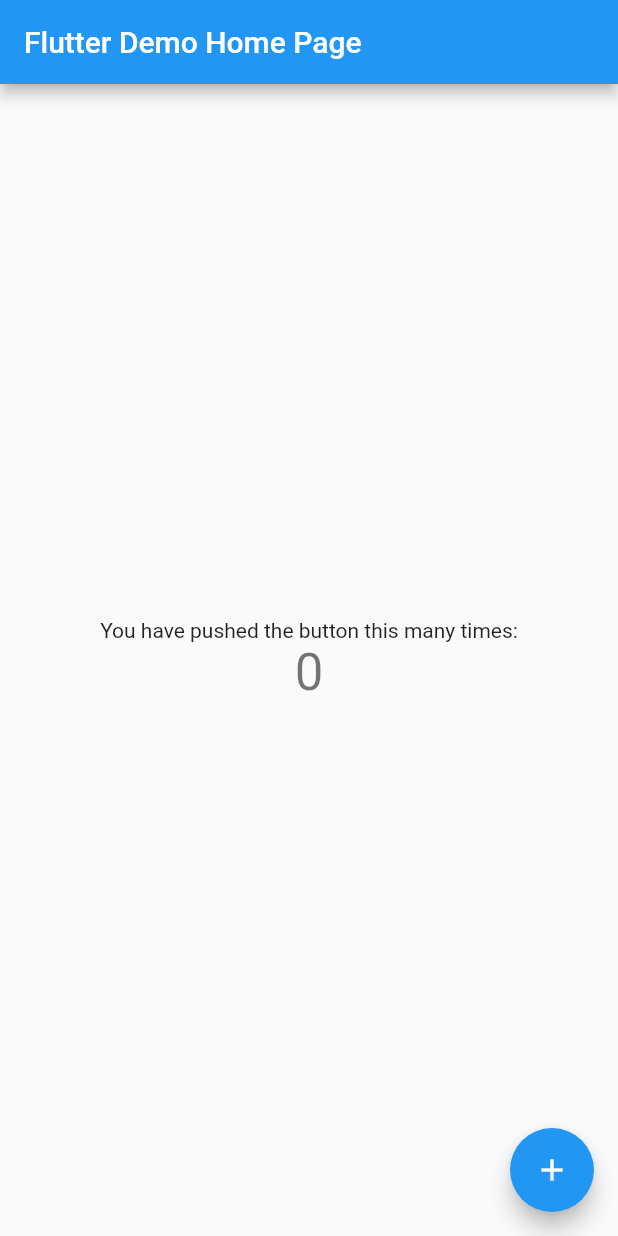
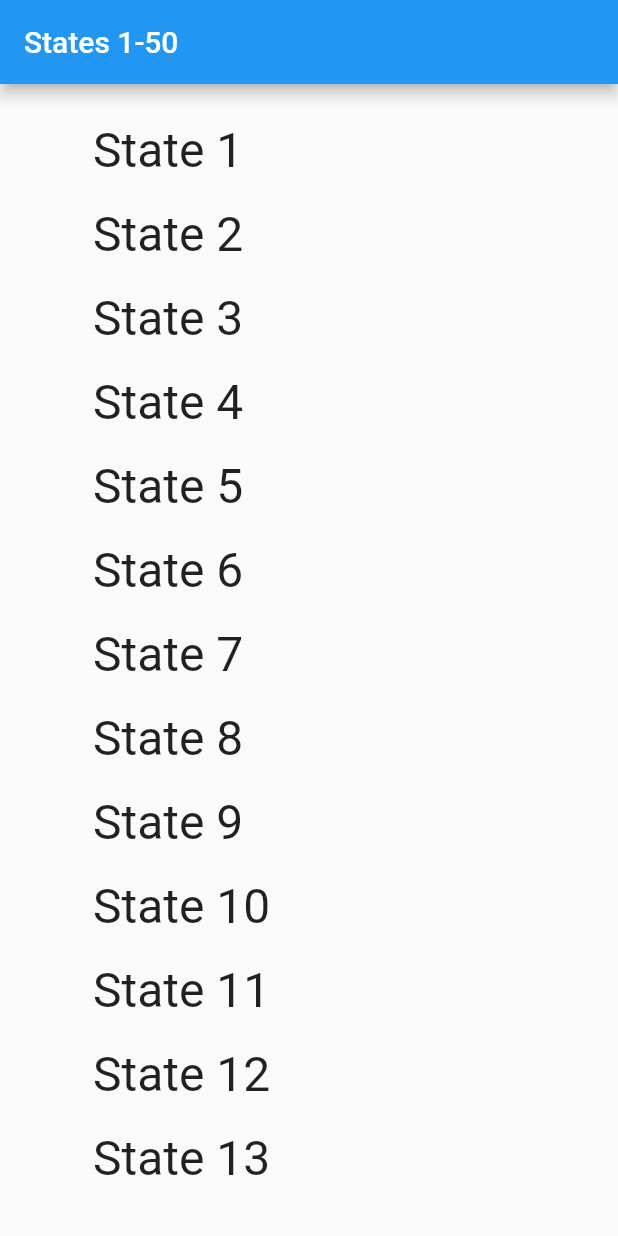
Before and after one commit to austimkelly/riverdata-flutter, a Flutter app: the screen it shows after launch, on a phone screen of 412 x 824 dp. Run offline on Flutter 3.47's test engine with Material 2 defaults, Android fonts, the phone set to English and light mode, and no system bars.

Commit message:
main has changed

```diff
--- a/riverdata/lib/main.dart
+++ b/riverdata/lib/main.dart
@@ -1,115 +1,205 @@
 import 'package:flutter/material.dart';
 
-void main() {
-  runApp(const MyApp());
-}
+void main() => runApp(App08Main());
 
-class MyApp extends StatelessWidget {
-  const MyApp({super.key});
-
-  // This widget is the root of your application.
+class App08Main extends StatelessWidget {
   @override
   Widget build(BuildContext context) {
+    for (var i = 0; i < 25; i++) {}
     return MaterialApp(
-      title: 'Flutter Demo',
-      theme: ThemeData(
-        // This is the theme of your application.
-        //
-        // Try running your application with "flutter run". You'll see the
-        // application has a blue toolbar. Then, without quitting the app, try
-        // changing the primarySwatch below to Colors.green and then invoke
-        // "hot reload" (press "r" in the console where you ran "flutter run",
-        // or simply save your changes to "hot reload" in a Flutter IDE).
-        // Notice that the counter didn't reset back to zero; the application
-        // is not restarted.
-        primarySwatch: Colors.blue,
-      ),
-      home: const MyHomePage(title: 'Flutter Demo Home Page'),
+      home: MovieTitlePage(),
     );
   }
 }
 
-class MyHomePage extends StatefulWidget {
-  const MyHomePage({super.key, required this.title});
+var movies = List<Movie>.empty(
+  growable: true,
+);
 
-  // This widget is the home page of your application. It is stateful, meaning
-  // that it has a State object (defined below) that contains fields that affect
-  // how it looks.
+// Don't forget to show them how to get movie info from db
+// Also, why you don't want the main page to block
 
-  // This class is the configuration for the state. It holds the values (in this
-  // case the title) provided by the parent (in this case the App widget) and
-  // used by the build method of the State. Fields in a Widget subclass are
-  // always marked "final".
+class Movie {
+  int index = 0;
+  bool like = false;
+  bool likeKnown = false;
 
-  final String title;
-
-  @override
-  State<MyHomePage> createState() => _MyHomePageState();
+  Movie(
+      this.index,
+      this.like,
+      this.likeKnown,
+      );
 }
 
-class _MyHomePageState extends State<MyHomePage> {
-  int _counter = 0;
+class MovieTitlePage extends StatefulWidget {
+  @override
+  MovieTitlePageState createState() => MovieTitlePageState();
+}
 
-  void _incrementCounter() {
-    setState(() {
-      // This call to setState tells the Flutter framework that something has
-      // changed in this State, which causes it to rerun the build method below
-      // so that the display can reflect the updated values. If we changed
-      // _counter without calling setState(), then the build method would not be
-      // called again, and so nothing would appear to happen.
-      _counter++;
-    });
+class MovieTitlePageState extends State<MovieTitlePage> {
+  @override
+  initState() {
+    super.initState();
+    for (var i = 1; i <= 50; i++) {
+      movies.add(
+        Movie(
+          i,
+          false,
+          false,
+        ),
+      );
+    }
   }
 
   @override
   Widget build(BuildContext context) {
-    // This method is rerun every time setState is called, for instance as done
-    // by the _incrementCounter method above.
-    //
-    // The Flutter framework has been optimized to make rerunning build methods
-    // fast, so that you can just rebuild anything that needs updating rather
-    // than having to individually change instances of widgets.
     return Scaffold(
       appBar: AppBar(
-        // Here we take the value from the MyHomePage object that was created by
-        // the App.build method, and use it to set our appbar title.
-        title: Text(widget.title),
+        title: Text(
+          'States 1-50',
         ),
-      body: Center(
-        // Center is a layout widget. It takes a single child and positions it
-        // in the middle of the parent.
-        child: Column(
-          // Column is also a layout widget. It takes a list of children and
-          // arranges them vertically. By default, it sizes itself to fit its
-          // children horizontally, and tries to be as tall as its parent.
-          //
-          // Invoke "debug painting" (press "p" in the console, choose the
-          // "Toggle Debug Paint" action from the Flutter Inspector in Android
-          // Studio, or the "Toggle Debug Paint" command in Visual Studio Code)
-          // to see the wireframe for each widget.
-          //
-          // Column has various properties to control how it sizes itself and
-          // how it positions its children. Here we use mainAxisAlignment to
-          // center the children vertically; the main axis here is the vertical
-          // axis because Columns are vertical (the cross axis would be
-          // horizontal).
-          mainAxisAlignment: MainAxisAlignment.center,
+      ),
+      body: Padding(
+        padding: const EdgeInsets.all(16.0),
+        child: Center(
+          child: buildTitlePageCore(),
+        ),
+      ),
+    );
+  }
+
+  goToDetailPage(Movie movie) async {
+    Movie newMovie = await Navigator.push(
+      context,
+      MaterialPageRoute(
+        builder: (context) => DetailPage(),
+        settings: RouteSettings(
+          arguments: movie,
+        ),
+      ),
+    );
+    movie
+      ..index = newMovie.index
+      ..like = newMovie.like
+      ..likeKnown = newMovie.likeKnown;
+    setState(() {});
+  }
+
+  Widget buildTitlePageCore() {
+    return ListView(
       children: <Widget>[
-            const Text(
-              'You have pushed the button this many times:',
+        for (var movie in movies)
+          ListTile(
+            title: Row(
+              children: [
+                SizedBox(
+                  width: 30,
                 ),
                 Text(
-              '$_counter',
-              style: Theme.of(context).textTheme.headline4,
+                  'State ${movie.index}',
+                  textScaleFactor: 2.0,
                 ),
               ],
             ),
+            onTap: () => goToDetailPage(movie),
           ),
-      floatingActionButton: FloatingActionButton(
-        onPressed: _incrementCounter,
-        tooltip: 'Increment',
-        child: const Icon(Icons.add),
-      ), // This trailing comma makes auto-formatting nicer for build methods.
+      ],
     );
   }
 }
+
+class DetailPage extends StatefulWidget {
+  @override
+  State<DetailPage> createState() => _DetailPageState();
+}
+
+class _DetailPageState extends State<DetailPage> {
+  @override
+  Widget build(BuildContext context) {
+    return Scaffold(
+      appBar: AppBar(
+        title: Text(
+          'Details',
+        ),
+      ),
+      body: Padding(
+        padding: const EdgeInsets.all(16.0),
+        child: Center(
+          child: buildDetailPageCore(context),
+        ),
+      ),
+    );
+  }
+
+  var switchState = false;
+  var fromMainPage = true;
+
+  setSwitch(newValue) {
+    fromMainPage = false;
+    setState(() {
+      switchState = newValue;
+    });
+  }
+
+  Widget buildDetailPageCore(context) {
+    var movie = ModalRoute
+        .of(context)!
+        .settings
+        .arguments as Movie;
+    var sequelNumber = movie.index;
+    if (fromMainPage) switchState = movie.like;
+    final overview =
+        'The $sequelNumber${getSuffix(sequelNumber as int)} state in our list ';
+    return Column(
+      crossAxisAlignment: CrossAxisAlignment.center,
+      children: <Widget>[
+        Text(
+          overview,
+          textScaleFactor: 2.0,
+        ),
+        ElevatedButton(
+            child: Text(
+              'Go Back',
+              textScaleFactor: 1.5,
+            ),
+            onPressed: () {
+              Navigator.pop(
+                context,
+                Movie(
+                  sequelNumber,
+                  switchState,
+                  true,
+                ),
+              );
+            }),
+      ],
+    );
+  }
+
+  String getSuffix(int sequelNumber) {
+    String suffix;
+    switch (sequelNumber) {
+      case 1:
+      case 21:
+      case 31:
+      case 41:
+        suffix = 'st';
+        break;
+      case 2:
+      case 22:
+      case 32:
+      case 42:
+        suffix = 'nd';
+        break;
+      case 3:
+      case 23:
+      case 33:
+      case 43:
+        suffix = 'rd';
+        break;
+      default:
+        suffix = 'th';
+    }
+    return suffix;
+  }
+}
```
Lines whose indentation alone changed are shown as unchanged.
